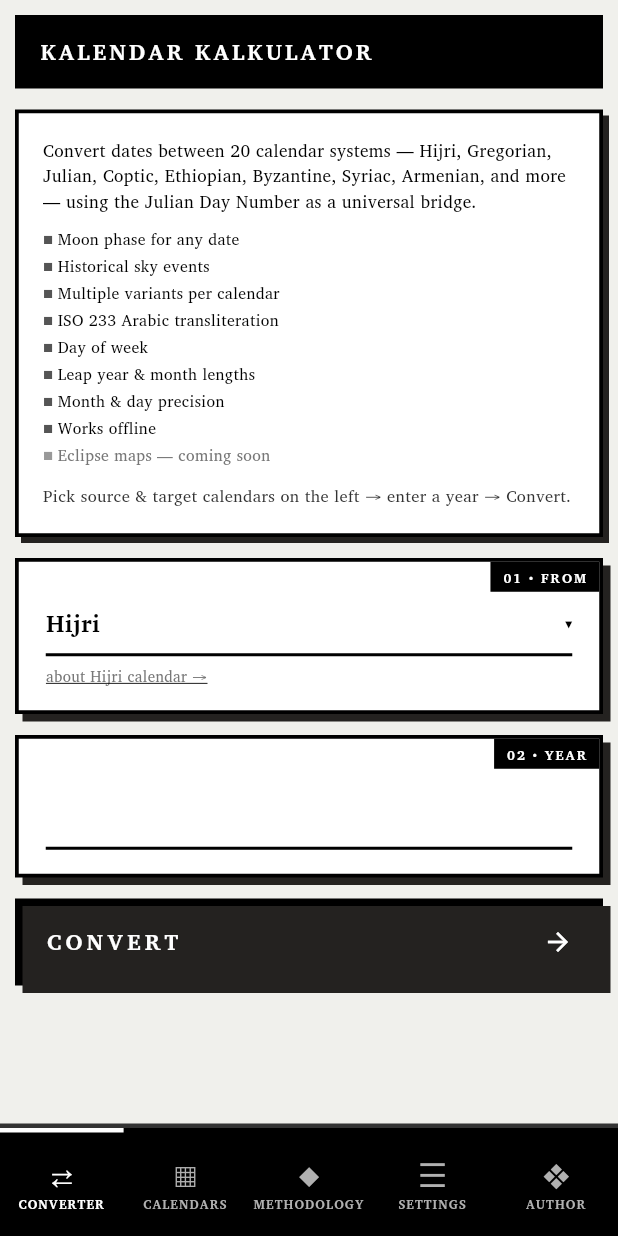
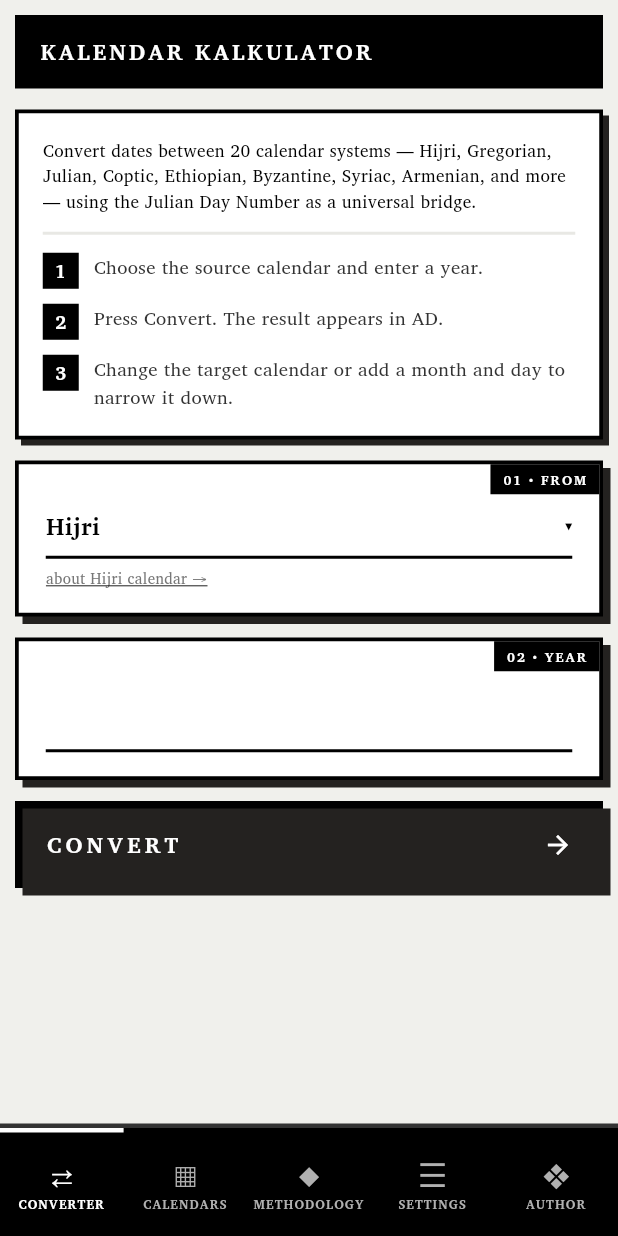
Before and after one commit to sypianski/kalkal, a Flutter app: the screen it shows after launch, on a phone screen of 412 x 824 dp. Run offline on Flutter 3.47's test engine with Material 3 defaults, Android fonts, the phone set to English and light mode, and no system bars; our stand-ins replace shared_preferences; Roboto replaces fonts that are missing (NotoSansMono).

Commit message:
feat(flutter): parity with web step A — tags, bridge-eq, copy trio, numbered steps (TASK-5)
Port TASK-4 steps 3-4 of the web UI to the phone layout: calendar tags next
to the result date, '1445 AH = 2023-2024 AD' line under range bridges, three
copy buttons inside the result card (replaces the Copy accordion), numbered
steps in the empty state. i18n regenerated (toLabel, introStep1-3). Adds
kSignal tokens and an isWide() breakpoint for the upcoming desktop layout.

Co-Authored-By: Claude Sonnet 5.5 <noreply@anthropic.com>

```diff
--- a/flutter_app/lib/engine/registry.dart
+++ b/flutter_app/lib/engine/registry.dart
@@ -474,9 +474,15 @@ String shortCalName(String id) {
     'seleucid': 'Sel.', 'syriac': 'Syr.', 'rumi': 'Rūmī',
     'egyptian': 'Egypt.', 'spanish': 'Span.',
     'roman': 'Rom.', 'olympiad': 'Ol.', 'macedonian': 'Mac.',
+    'ilkhani': 'Ilkh.', 'antiochene': 'Ant.', 'hebrew': 'AM',
+    'babylonian': 'Bab.', 'bp': 'BP', 'human': 'HE',
   };
   return short[id] ?? id;
 }
+
+// calTag() in js/app.js — tag shown next to a date in the result card.
+// Roman dates already carry an "AUC" suffix, so they get no extra tag.
+String calTag(String id) => id == 'roman' ? '' : shortCalName(id);
 
 // romanDayNotation() from js/hijri.js — Kalends/Nones/Ides day naming.
 String romanDayNotation(int month, int day, bool isLeap) {
--- a/flutter_app/lib/i18n/i18n.dart
+++ b/flutter_app/lib/i18n/i18n.dart
@@ -36,6 +36,7 @@ class I18n {
       'navDynasties': 'Regnal Tables',
       'navAuthor': 'Author',
       'fromCalendar': 'From',
+      'toLabel': 'To',
       'toDate': 'To (optional)',
       'targetCalendar': 'Convert to',
       'labelFrom': 'From',
@@ -110,6 +111,9 @@ class I18n {
       'introFeat9': 'Works offline',
       'introFeatSoon': 'Eclipse maps — coming soon',
       'introStep': 'Pick source & target calendars on the left → enter a year → Convert.',
+      'introStep1': 'Choose the source calendar and enter a year.',
+      'introStep2': 'Press Convert. The result appears in AD.',
+      'introStep3': 'Change the target calendar or add a month and day to narrow it down.',
       'langName': 'English',
       'settings': 'Settings',
       'language': 'Language',
@@ -142,6 +146,7 @@ class I18n {
       'navDynasties': 'Tablice panowań',
       'navAuthor': 'Autor',
       'fromCalendar': 'Z',
+      'toLabel': 'Na',
       'toDate': 'Do (opcjonalnie)',
       'targetCalendar': 'Przelicz na',
       'labelFrom': 'Od',
@@ -216,6 +221,9 @@ class I18n {
       'introFeat9': 'Działa offline',
       'introFeatSoon': 'Mapy zaćmień — wkrótce',
       'introStep': 'Wybierz kalendarze po lewej → wpisz rok → Przelicz.',
+      'introStep1': 'Wybierz kalendarz źródłowy i wpisz rok.',
+      'introStep2': 'Naciśnij Przelicz. Wynik pojawi się w kalendarzu AD.',
+      'introStep3': 'Zmień kalendarz docelowy albo dodaj miesiąc i dzień, żeby zawęzić wynik.',
       'langName': 'Polski',
       'settings': 'Ustawienia',
       'language': 'Język',
@@ -329,6 +337,7 @@ class I18n {
       'navDynasties': 'Regnotabeloj',
       'navAuthor': 'Aŭtoro',
       'fromCalendar': 'De',
+      'toLabel': 'Al',
       'toDate': 'Ĝis (nedevige)',
       'targetCalendar': 'Konverti al',
       'labelFrom': 'De',
@@ -403,6 +412,9 @@ class I18n {
       'introFeat9': 'Funkcias senrete',
       'introFeatSoon': 'Eklipsomakoj — baldaŭ',
       'introStep': 'Elektu kalendarojn maldekstre → enigu jaron → Konverti.',
+      'introStep1': 'Elektu la fontan kalendaron kaj enigu jaron.',
+      'introStep2': 'Premu Konverti. La rezulto aperos en AD.',
+      'introStep3': 'Ŝanĝu la celan kalendaron aŭ aldonu monaton kaj tagon por precizigi.',
       'langName': 'Esperanto',
       'settings': 'Agordoj',
       'language': 'Lingvo',
--- a/flutter_app/lib/logic/convert.dart
+++ b/flutter_app/lib/logic/convert.dart
@@ -73,6 +73,9 @@ class ConvertOutput {
   // single-day bridge
   final String? tgtFullText;
   final String? srcFullText;
+  final String tgtTag; // calTag() of the target, '' when none
+  final String srcTag;
+  final String? bridgeEq; // "1445 AH = 2023–2024 AD" under a range bridge
   final List<String> altLines; // "label1, label2: alt date"
   final String? indictionLine;
   final String? animalLine;
@@ -96,6 +99,9 @@ class ConvertOutput {
     required this.isSingle,
     this.tgtFullText,
     this.srcFullText,
+    this.tgtTag = '',
+    this.srcTag = '',
+    this.bridgeEq,
     this.altLines = const [],
     this.indictionLine,
     this.animalLine,
@@ -570,6 +576,8 @@ ConvertOutput convertDate(
     isSingle: true,
     tgtFullText: tgtFullText,
     srcFullText: srcFullText,
+    tgtTag: calTag(tgt.id),
+    srcTag: calTag(src.id),
     altLines: altLines,
     indictionLine: indictionLine,
     animalLine: animalLine,
@@ -579,6 +587,12 @@ ConvertOutput convertDate(
     copyData: copyData,
     jd: primaryJd,
   );
+}
+
+// buildBridgeEq() in js/app.js.
+String _bridgeEq(String srcPart, String srcId, String tgtPart, String tgtId) {
+  final st = calTag(srcId), tt = calTag(tgtId);
+  return '$srcPart${st.isEmpty ? '' : ' $st'} = $tgtPart${tt.isEmpty ? '' : ' $tt'}';
 }
 
 class _VariantGroup {
@@ -643,6 +657,8 @@ ConvertOutput convertRange(WebCalendar src, WebCalendar tgt, int y1, int m1,
     endDetail: '${endResult.day} ${tgtNames[endResult.month - 1]}',
     spanStartStr: tgtRange.startStr,
     spanEndStr: tgtRange.endStr,
+    bridgeEq: _bridgeEq('${srcNames[m1 - 1]} $smartSrcYears', src.id,
+        smartTgtYears, tgt.id),
     breakdown: monthRows.length > 1 ? monthRows : const [],
     astro: hasEvents ? astroItems : astroItems, // JDN row always present
     astroHighlights: highlights,
@@ -706,6 +722,7 @@ ConvertOutput convertYearRange(
     endDetail: '${endResult.day} ${tgtNames[endResult.month - 1]}',
     spanStartStr: tgtRange.startStr,
     spanEndStr: tgtRange.endStr,
+    bridgeEq: _bridgeEq(smartSrcYears, src.id, smartTgtYears, tgt.id),
     breakdown: monthRows,
     astro: astroItems,
     astroHighlights: highlights,
--- a/flutter_app/lib/ui/converter_screen.dart
+++ b/flutter_app/lib/ui/converter_screen.dart
@@ -148,8 +148,6 @@ class ConverterScreenState extends State<ConverterScreen> {
           gap,
           ResultPanel(lang: _lang, out: _out!, onVariantTap: _onVariantTap),
           gap,
-          CopyCard(lang: _lang, data: _out!.copyData),
-          gap,
           AstroCard(lang: _lang, items: _out!.astro),
         ],
         if (history.isNotEmpty) ...[
@@ -184,12 +182,9 @@ class ConverterScreenState extends State<ConverterScreen> {
     );
   }
 
-  // Intro card — #history-empty-instruction.
+  // Intro card — #history-empty-instruction: description + three numbered steps.
   Widget _introCard() {
-    const featKeys = [
-      'introFeat1', 'introFeat3', 'introFeat4', 'introFeat5',
-      'introFeat6', 'introFeat7', 'introFeat8', 'introFeat9',
-    ];
+    final wide = isWide(context);
     return Container(
       decoration: slabDecoration(shadow: 4),
       padding: const EdgeInsets.all(16),
@@ -197,35 +192,40 @@ class ConverterScreenState extends State<ConverterScreen> {
         crossAxisAlignment: CrossAxisAlignment.start,
         children: [
           Text(I18n.t(_lang, 'introDesc'), style: mono(11.5, height: 1.5)),
-          const SizedBox(height: 10),
-          for (final k in featKeys)
+          const SizedBox(height: 12),
+          Container(
+            decoration: const BoxDecoration(
+              border: Border(top: BorderSide(color: kSurface2, width: 2)),
+            ),
+            padding: const EdgeInsets.only(top: 12),
+            child: Column(
+              children: [
+                for (var i = 1; i <= 3; i++)
                   Padding(
-              padding: const EdgeInsets.only(bottom: 3),
+                    padding: EdgeInsets.only(bottom: i < 3 ? 10 : 0),
                     child: Row(
                       crossAxisAlignment: CrossAxisAlignment.start,
                       children: [
-                  Text('■ ', style: mono(9, color: kInk600)),
+                        Container(
+                          width: 24,
+                          height: 24,
+                          alignment: Alignment.center,
+                          color: wide ? kSignal : kInk,
+                          child: Text('$i',
+                              style: mono(12.5,
+                                  weight: FontWeight.w700, color: kWhite)),
+                        ),
+                        const SizedBox(width: 10),
                         Expanded(
-                      child: Text(I18n.t(_lang, k),
-                          style: mono(10.5, height: 1.4))),
+                          child: Text(I18n.t(_lang, 'introStep$i'),
+                              style: mono(12.5, height: 1.5, color: kInk700)),
+                        ),
                       ],
                     ),
                   ),
-          Padding(
-            padding: const EdgeInsets.only(bottom: 3),
-            child: Row(
-              crossAxisAlignment: CrossAxisAlignment.start,
-              children: [
-                Text('■ ', style: mono(9, color: kInk400)),
-                Expanded(
-                    child: Text(I18n.t(_lang, 'introFeatSoon'),
-                        style: mono(10.5, height: 1.4, color: kInk500))),
               ],
             ),
           ),
-          const SizedBox(height: 8),
-          Text(I18n.t(_lang, 'introStep'),
-              style: mono(11, height: 1.5, color: kInk700)),
         ],
       ),
     );
--- a/flutter_app/lib/ui/tokens.dart
+++ b/flutter_app/lib/ui/tokens.dart
@@ -16,6 +16,15 @@ const kInk300 = Color(0xFFBBBBBB);
 const kShadow = Color(0xFF242220); // --brut-shadow
 const kNavText = Color(0xFFB0B0B0);
 const kWhite = Color(0xFFFFFFFF);
+
+// Signal colour (--brut-signal): only for things you click or choose.
+const kSignal = Color(0xFF1B3DFF);
+const kSignalDark = Color(0xFF0D27B8);
+
+/// Width from which the web switches to its desktop layout (`min-width: 601px`).
+const kWideBreakpoint = 601.0;
+bool isWide(BuildContext context) =>
+    MediaQuery.sizeOf(context).width >= kWideBreakpoint;
 
 // Fonts (bundled assets — see pubspec.yaml)
 const kMono = 'NotoSansMono';
```
Also changed, not shown: flutter_app/lib/ui/result_widgets.dart (+103 -121 lines), 1 other file. Lines whose indentation alone changed are shown as unchanged.
